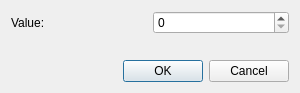
Above: Editor/src/Dialogs/DlgInputNumber.ui from GameOverture/HarmonyEngine before the change. Below: the same form after it.
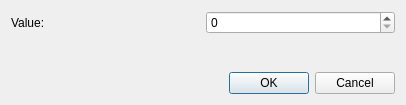
That is the form after the change.

What changed in the file:
```diff
--- a/Editor/src/Dialogs/DlgInputNumber.ui
+++ b/Editor/src/Dialogs/DlgInputNumber.ui
@@ -6,8 +6,8 @@
    <rect>
     <x>0</x>
     <y>0</y>
-    <width>300</width>
-    <height>88</height>
+    <width>406</width>
+    <height>105</height>
    </rect>
   </property>
   <property name="windowTitle">
```
